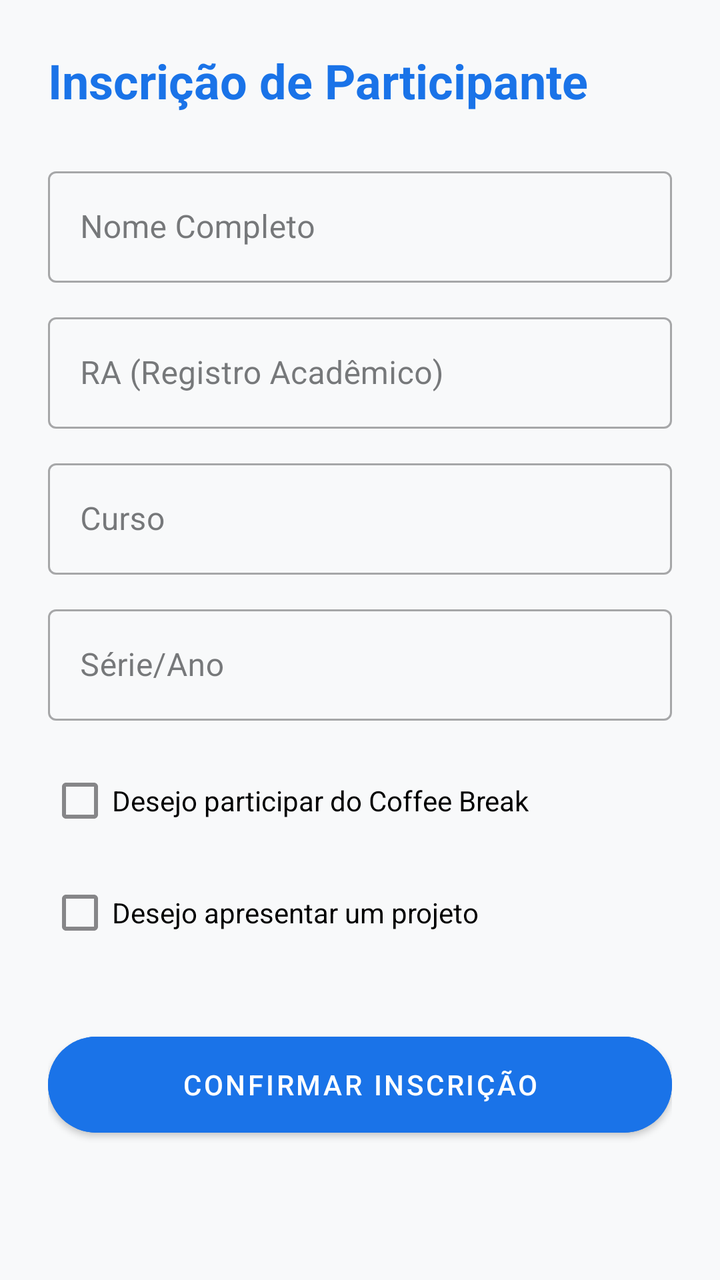
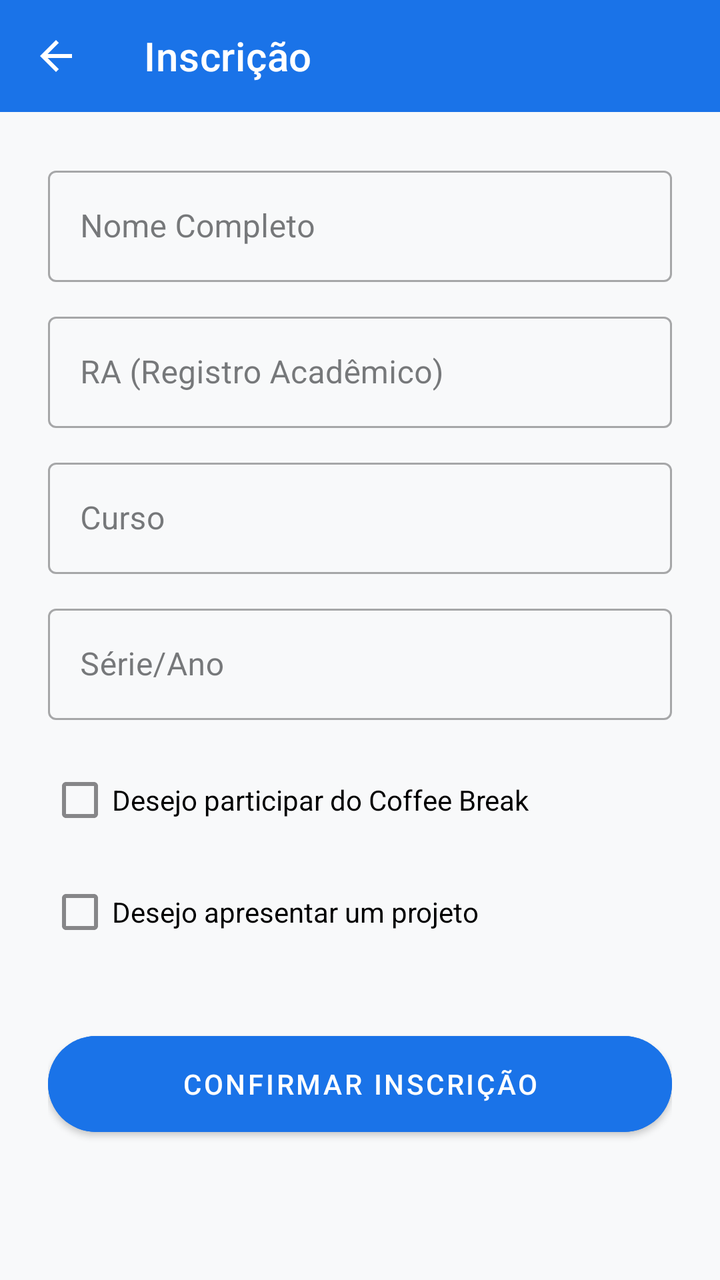

Screens rendered from an Android XML layout before and after an edit, with the pre-edit source and the edit as a unified diff.
<!-- AndroidManifest.xml: application theme Theme.Weektech -->
<!-- res/layout/activity_registration.xml -->
<?xml version="1.0" encoding="utf-8"?>
<androidx.core.widget.NestedScrollView xmlns:android="http://schemas.android.com/apk/res/android"
    xmlns:app="http://schemas.android.com/apk/res-auto"
    xmlns:tools="http://schemas.android.com/tools"
    android:layout_width="match_parent"
    android:layout_height="match_parent"
    android:background="@color/background">

    <androidx.constraintlayout.widget.ConstraintLayout
        android:layout_width="match_parent"
        android:layout_height="wrap_content"
        android:padding="24dp">

        <TextView
            android:id="@+id/tvRegTitle"
            android:layout_width="wrap_content"
            android:layout_height="wrap_content"
            android:text="Inscrição de Participante"
            android:textColor="@color/primary"
            android:textSize="24sp"
            android:textStyle="bold"
            app:layout_constraintTop_toTopOf="parent"
            app:layout_constraintStart_toStartOf="parent" />

        
        <com.google.android.material.textfield.TextInputLayout
            android:id="@+id/tilName"
            style="@style/Widget.MaterialComponents.TextInputLayout.OutlinedBox"
            android:layout_width="match_parent"
            android:layout_height="wrap_content"
            android:layout_marginTop="24dp"
            android:hint="Nome Completo"
            app:layout_constraintTop_toBottomOf="@id/tvRegTitle">
            <com.google.android.material.textfield.TextInputEditText
                android:id="@+id/etName"
                android:layout_width="match_parent"
                android:layout_height="wrap_content"
                android:inputType="textPersonName" />
        </com.google.android.material.textfield.TextInputLayout>

        <com.google.android.material.textfield.TextInputLayout
            android:id="@+id/tilRA"
            style="@style/Widget.MaterialComponents.TextInputLayout.OutlinedBox"
            android:layout_width="match_parent"
            android:layout_height="wrap_content"
            android:layout_marginTop="12dp"
            android:hint="RA (Registro Acadêmico)"
            app:layout_constraintTop_toBottomOf="@id/tilName">
            <com.google.android.material.textfield.TextInputEditText
                android:id="@+id/etRA"
                android:layout_width="match_parent"
                android:layout_height="wrap_content"
                android:inputType="number" />
        </com.google.android.material.textfield.TextInputLayout>

        <com.google.android.material.textfield.TextInputLayout
            android:id="@+id/tilCourse"
            style="@style/Widget.MaterialComponents.TextInputLayout.OutlinedBox"
            android:layout_width="match_parent"
            android:layout_height="wrap_content"
            android:layout_marginTop="12dp"
            android:hint="Curso"
            app:layout_constraintTop_toBottomOf="@id/tilRA">
            <com.google.android.material.textfield.TextInputEditText
                android:id="@+id/etCourse"
                android:layout_width="match_parent"
                android:layout_height="wrap_content"
                android:inputType="text" />
        </com.google.android.material.textfield.TextInputLayout>

        <com.google.android.material.textfield.TextInputLayout
            android:id="@+id/tilGrade"
            style="@style/Widget.MaterialComponents.TextInputLayout.OutlinedBox"
            android:layout_width="match_parent"
            android:layout_height="wrap_content"
            android:layout_marginTop="12dp"
            android:hint="Série/Ano"
            app:layout_constraintTop_toBottomOf="@id/tilCourse">
            <com.google.android.material.textfield.TextInputEditText
                android:id="@+id/etGrade"
                android:layout_width="match_parent"
                android:layout_height="wrap_content"
                android:inputType="text" />
        </com.google.android.material.textfield.TextInputLayout>

        
        <CheckBox
            android:id="@+id/cbCoffeeBreak"
            android:layout_width="match_parent"
            android:layout_height="wrap_content"
            android:layout_marginTop="16dp"
            android:text="Desejo participar do Coffee Break"
            app:layout_constraintTop_toBottomOf="@id/tilGrade" />

        
        <CheckBox
            android:id="@+id/cbPresentProject"
            android:layout_width="match_parent"
            android:layout_height="wrap_content"
            android:layout_marginTop="8dp"
            android:text="Desejo apresentar um projeto"
            app:layout_constraintTop_toBottomOf="@id/cbCoffeeBreak" />

        <LinearLayout
            android:id="@+id/layoutProjectFields"
            android:layout_width="match_parent"
            android:layout_height="wrap_content"
            android:orientation="vertical"
            android:visibility="gone"
            app:layout_constraintTop_toBottomOf="@id/cbPresentProject">

            <com.google.android.material.textfield.TextInputLayout
                style="@style/Widget.MaterialComponents.TextInputLayout.OutlinedBox"
                android:layout_width="match_parent"
                android:layout_height="wrap_content"
                android:layout_marginTop="12dp"
                android:hint="Nome do Projeto">
                <com.google.android.material.textfield.TextInputEditText
                    android:id="@+id/etProjectName"
                    android:layout_width="match_parent"
                    android:layout_height="wrap_content" />
            </com.google.android.material.textfield.TextInputLayout>

            <com.google.android.material.textfield.TextInputLayout
                style="@style/Widget.MaterialComponents.TextInputLayout.OutlinedBox"
                android:layout_width="match_parent"
                android:layout_height="wrap_content"
                android:layout_marginTop="12dp"
                android:hint="Descrição do Projeto">
                <com.google.android.material.textfield.TextInputEditText
                    android:id="@+id/etProjectDesc"
                    android:layout_width="match_parent"
                    android:layout_height="wrap_content"
                    android:minLines="3"
                    android:gravity="top" />
            </com.google.android.material.textfield.TextInputLayout>
        </LinearLayout>

        <Button
            android:id="@+id/btnConfirmRegistration"
            android:layout_width="match_parent"
            android:layout_height="60dp"
            android:layout_marginTop="32dp"
            android:text="Confirmar Inscrição"
            android:backgroundTint="@color/primary"
            app:cornerRadius="30dp"
            app:layout_constraintTop_toBottomOf="@id/layoutProjectFields" />

    </androidx.constraintlayout.widget.ConstraintLayout>
</androidx.core.widget.NestedScrollView>
<!-- resources referenced by this layout -->
<resources>
  <color name="background">#F8F9FA</color>
  <color name="primary">#1A73E8</color>
  <style name="Theme.Weektech" parent="Base.Theme.Weektech" />
  <style name="Base.Theme.Weektech" parent="Theme.MaterialComponents.Light.NoActionBar">
          
          <item name="colorPrimary">@color/primary</item>
          <item name="colorPrimaryVariant">@color/primary_variant</item>
          <item name="colorSecondary">@color/secondary</item>
  
          
          <item name="android:windowBackground">@color/background</item>
          <item name="colorSurface">@color/surface</item>
  
          
          <item name="colorOnPrimary">@color/white</item>
          <item name="colorOnSecondary">@color/black</item>
          <item name="colorOnSurface">@color/black</item>
      </style>
  <color name="primary_variant">#1557B0</color>
  <color name="secondary">#FBBC04</color>
  <color name="surface">#FFFFFF</color>
  <color name="white">#FFFFFFFF</color>
  <color name="black">#202124</color>
</resources>

<!-- the commit's change to res/layout/activity_registration.xml (unified diff, before → after) -->
@@ -1,150 +1,158 @@
 <?xml version="1.0" encoding="utf-8"?>
-<androidx.core.widget.NestedScrollView xmlns:android="http://schemas.android.com/apk/res/android"
+<LinearLayout xmlns:android="http://schemas.android.com/apk/res/android"
     xmlns:app="http://schemas.android.com/apk/res-auto"
     xmlns:tools="http://schemas.android.com/tools"
     android:layout_width="match_parent"
     android:layout_height="match_parent"
+    android:orientation="vertical"
     android:background="@color/background">
 
-    <androidx.constraintlayout.widget.ConstraintLayout
+    <com.google.android.material.appbar.AppBarLayout
         android:layout_width="match_parent"
-        android:layout_height="wrap_content"
-        android:padding="24dp">
+        android:layout_height="wrap_content">
+        <com.google.android.material.appbar.MaterialToolbar
+            android:id="@+id/toolbar"
+            android:layout_width="match_parent"
+            android:layout_height="?attr/actionBarSize"
+            android:background="@color/primary"
+            app:title="Inscrição"
+            app:titleTextColor="@color/white"
+            app:navigationIcon="@drawable/ic_arrow_back"
+            app:navigationIconTint="@color/white" />
+    </com.google.android.material.appbar.AppBarLayout>
 
-        <TextView
-            android:id="@+id/tvRegTitle"
-            android:layout_width="wrap_content"
-            android:layout_height="wrap_content"
-            android:text="Inscrição de Participante"
-            android:textColor="@color/primary"
-            android:textSize="24sp"
-            android:textStyle="bold"
-            app:layout_constraintTop_toTopOf="parent"
-            app:layout_constraintStart_toStartOf="parent" />
+    <androidx.core.widget.NestedScrollView
+        android:layout_width="match_parent"
+        android:layout_height="match_parent">
 
-        
-        <com.google.android.material.textfield.TextInputLayout
-            android:id="@+id/tilName"
-            style="@style/Widget.MaterialComponents.TextInputLayout.OutlinedBox"
+        <androidx.constraintlayout.widget.ConstraintLayout
             android:layout_width="match_parent"
             android:layout_height="wrap_content"
-            android:layout_marginTop="24dp"
-            android:hint="Nome Completo"
-            app:layout_constraintTop_toBottomOf="@id/tvRegTitle">
-            <com.google.android.material.textfield.TextInputEditText
-                android:id="@+id/etName"
+            android:padding="24dp">
+
+            
+            <com.google.android.material.textfield.TextInputLayout
+                android:id="@+id/tilName"
+                style="@style/Widget.MaterialComponents.TextInputLayout.OutlinedBox"
                 android:layout_width="match_parent"
                 android:layout_height="wrap_content"
-                android:inputType="textPersonName" />
-        </com.google.android.material.textfield.TextInputLayout>
-
-        <com.google.android.material.textfield.TextInputLayout
-            android:id="@+id/tilRA"
-            style="@style/Widget.MaterialComponents.TextInputLayout.OutlinedBox"
-            android:layout_width="match_parent"
-            android:layout_height="wrap_content"
-            android:layout_marginTop="12dp"
-            android:hint="RA (Registro Acadêmico)"
-            app:layout_constraintTop_toBottomOf="@id/tilName">
-            <com.google.android.material.textfield.TextInputEditText
-                android:id="@+id/etRA"
-                android:layout_width="match_parent"
-                android:layout_height="wrap_content"
-                android:inputType="number" />
-        </com.google.android.material.textfield.TextInputLayout>
-
-        <com.google.android.material.textfield.TextInputLayout
-            android:id="@+id/tilCourse"
-            style="@style/Widget.MaterialComponents.TextInputLayout.OutlinedBox"
-            android:layout_width="match_parent"
-            android:layout_height="wrap_content"
-            android:layout_marginTop="12dp"
-            android:hint="Curso"
-            app:layout_constraintTop_toBottomOf="@id/tilRA">
-            <com.google.android.material.textfield.TextInputEditText
-                android:id="@+id/etCourse"
-                android:layout_width="match_parent"
-                android:layout_height="wrap_content"
-                android:inputType="text" />
-        </com.google.android.material.textfield.TextInputLayout>
-
-        <com.google.android.material.textfield.TextInputLayout
-            android:id="@+id/tilGrade"
-            style="@style/Widget.MaterialComponents.TextInputLayout.OutlinedBox"
-            android:layout_width="match_parent"
-            android:layout_height="wrap_content"
-            android:layout_marginTop="12dp"
-            android:hint="Série/Ano"
-            app:layout_constraintTop_toBottomOf="@id/tilCourse">
-            <com.google.android.material.textfield.TextInputEditText
-                android:id="@+id/etGrade"
-                android:layout_width="match_parent"
-                android:layout_height="wrap_content"
-                android:inputType="text" />
-        </com.google.android.material.textfield.TextInputLayout>
-
-        
-        <CheckBox
-            android:id="@+id/cbCoffeeBreak"
-            android:layout_width="match_parent"
-            android:layout_height="wrap_content"
-            android:layout_marginTop="16dp"
-            android:text="Desejo participar do Coffee Break"
-            app:layout_constraintTop_toBottomOf="@id/tilGrade" />
-
-        
-        <CheckBox
-            android:id="@+id/cbPresentProject"
-            android:layout_width="match_parent"
-            android:layout_height="wrap_content"
-            android:layout_marginTop="8dp"
-            android:text="Desejo apresentar um projeto"
-            app:layout_constraintTop_toBottomOf="@id/cbCoffeeBreak" />
-
-        <LinearLayout
-            android:id="@+id/layoutProjectFields"
-            android:layout_width="match_parent"
-            android:layout_height="wrap_content"
-            android:orientation="vertical"
-            android:visibility="gone"
-            app:layout_constraintTop_toBottomOf="@id/cbPresentProject">
+                android:hint="Nome Completo"
+                app:layout_constraintTop_toTopOf="parent">
+                <com.google.android.material.textfield.TextInputEditText
+                    android:id="@+id/etName"
+                    android:layout_width="match_parent"
+                    android:layout_height="wrap_content"
+                    android:inputType="textPersonName" />
+            </com.google.android.material.textfield.TextInputLayout>
 
             <com.google.android.material.textfield.TextInputLayout
+                android:id="@+id/tilRA"
                 style="@style/Widget.MaterialComponents.TextInputLayout.OutlinedBox"
                 android:layout_width="match_parent"
                 android:layout_height="wrap_content"
                 android:layout_marginTop="12dp"
-                android:hint="Nome do Projeto">
+                android:hint="RA (Registro Acadêmico)"
+                app:layout_constraintTop_toBottomOf="@id/tilName">
                 <com.google.android.material.textfield.TextInputEditText
-                    android:id="@+id/etProjectName"
+                    android:id="@+id/etRA"
                     android:layout_width="match_parent"
-                    android:layout_height="wrap_content" />
+                    android:layout_height="wrap_content"
+                    android:inputType="number" />
             </com.google.android.material.textfield.TextInputLayout>
 
             <com.google.android.material.textfield.TextInputLayout
+                android:id="@+id/tilCourse"
                 style="@style/Widget.MaterialComponents.TextInputLayout.OutlinedBox"
                 android:layout_width="match_parent"
                 android:layout_height="wrap_content"
                 android:layout_marginTop="12dp"
-                android:hint="Descrição do Projeto">
+                android:hint="Curso"
+                app:layout_constraintTop_toBottomOf="@id/tilRA">
                 <com.google.android.material.textfield.TextInputEditText
-                    android:id="@+id/etProjectDesc"
+                    android:id="@+id/etCourse"
                     android:layout_width="match_parent"
                     android:layout_height="wrap_content"
-                    android:minLines="3"
-                    android:gravity="top" />
+                    android:inputType="text" />
             </com.google.android.material.textfield.TextInputLayout>
-        </LinearLayout>
 
-        <Button
-            android:id="@+id/btnConfirmRegistration"
-            android:layout_width="match_parent"
-            android:layout_height="60dp"
-            android:layout_marginTop="32dp"
-            android:text="Confirmar Inscrição"
-            android:backgroundTint="@color/primary"
-            app:cornerRadius="30dp"
-            app:layout_constraintTop_toBottomOf="@id/layoutProjectFields" />
+            <com.google.android.material.textfield.TextInputLayout
+                android:id="@+id/tilGrade"
+                style="@style/Widget.MaterialComponents.TextInputLayout.OutlinedBox"
+                android:layout_width="match_parent"
+                android:layout_height="wrap_content"
+                android:layout_marginTop="12dp"
+                android:hint="Série/Ano"
+                app:layout_constraintTop_toBottomOf="@id/tilCourse">
+                <com.google.android.material.textfield.TextInputEditText
+                    android:id="@+id/etGrade"
+                    android:layout_width="match_parent"
+                    android:layout_height="wrap_content"
+                    android:inputType="text" />
+            </com.google.android.material.textfield.TextInputLayout>
 
-    </androidx.constraintlayout.widget.ConstraintLayout>
-</androidx.core.widget.NestedScrollView>
+            
+            <CheckBox
+                android:id="@+id/cbCoffeeBreak"
+                android:layout_width="match_parent"
+                android:layout_height="wrap_content"
+                android:layout_marginTop="16dp"
+                android:text="Desejo participar do Coffee Break"
+                app:layout_constraintTop_toBottomOf="@id/tilGrade" />
+
+            
+            <CheckBox
+                android:id="@+id/cbPresentProject"
+                android:layout_width="match_parent"
+                android:layout_height="wrap_content"
+                android:layout_marginTop="8dp"
+                android:text="Desejo apresentar um projeto"
+                app:layout_constraintTop_toBottomOf="@id/cbCoffeeBreak" />
+
+            <LinearLayout
+                android:id="@+id/layoutProjectFields"
+                android:layout_width="match_parent"
+                android:layout_height="wrap_content"
+                android:orientation="vertical"
+                android:visibility="gone"
+                app:layout_constraintTop_toBottomOf="@id/cbPresentProject">
+
+                <com.google.android.material.textfield.TextInputLayout
+                    style="@style/Widget.MaterialComponents.TextInputLayout.OutlinedBox"
+                    android:layout_width="match_parent"
+                    android:layout_height="wrap_content"
+                    android:layout_marginTop="12dp"
+                    android:hint="Nome do Projeto">
+                    <com.google.android.material.textfield.TextInputEditText
+                        android:id="@+id/etProjectName"
+                        android:layout_width="match_parent"
+                        android:layout_height="wrap_content" />
+                </com.google.android.material.textfield.TextInputLayout>
+
+                <com.google.android.material.textfield.TextInputLayout
+                    style="@style/Widget.MaterialComponents.TextInputLayout.OutlinedBox"
+                    android:layout_width="match_parent"
+                    android:layout_height="wrap_content"
+                    android:layout_marginTop="12dp"
+                    android:hint="Descrição do Projeto">
+                    <com.google.android.material.textfield.TextInputEditText
+                        android:id="@+id/etProjectDesc"
+                        android:layout_width="match_parent"
+                        android:layout_height="wrap_content"
+                        android:minLines="3"
+                        android:gravity="top" />
+                </com.google.android.material.textfield.TextInputLayout>
+            </LinearLayout>
+
+            <Button
+                android:id="@+id/btnConfirmRegistration"
+                android:layout_width="match_parent"
+                android:layout_height="60dp"
+                android:layout_marginTop="32dp"
+                android:text="Confirmar Inscrição"
+                android:backgroundTint="@color/primary"
+                app:cornerRadius="30dp"
+                app:layout_constraintTop_toBottomOf="@id/layoutProjectFields" />
+
+        </androidx.constraintlayout.widget.ConstraintLayout>
+    </androidx.core.widget.NestedScrollView>
+</LinearLayout>
<!-- resource entries referenced after the edit -->
@@ -22,6 +22,17 @@
   <color name="secondary">#FBBC04</color>
   <color name="surface">#FFFFFF</color>
   <color name="white">#FFFFFFFF</color>
+  <!-- drawable ic_arrow_back (drawable) -->
+  <vector xmlns:android="http://schemas.android.com/apk/res/android"
+      android:width="24dp"
+      android:height="24dp"
+      android:viewportWidth="24"
+      android:viewportHeight="24"
+      android:tint="?attr/colorControlNormal">
+    <path
+        android:fillColor="@android:color/white"
+        android:pathData="M20,11H7.83l5.59,-5.59L12,4l-8,8 8,8 1.41,-1.41L7.83,13H20v-2z"/>
+  </vector>
   <color name="black">#202124</color>
 </resources>
 
